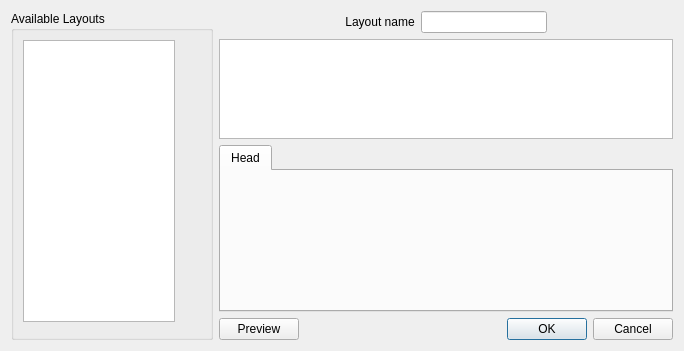
Qt form src/dialogs/PlaylistLayoutEditDialog.ui (KDE/amarok) before a commit.
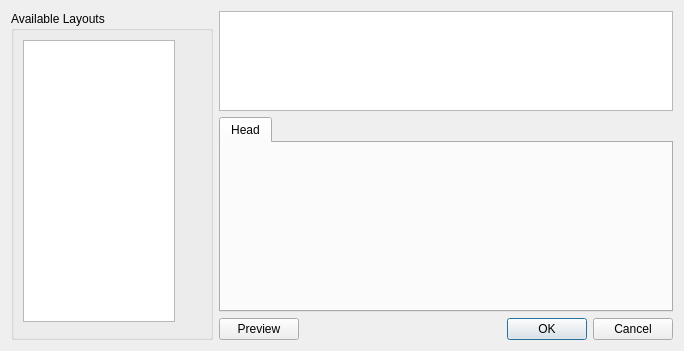
The same form after that commit. Custom widgets are drawn as their Qt base class.

```diff
--- a/src/dialogs/PlaylistLayoutEditDialog.ui
+++ b/src/dialogs/PlaylistLayoutEditDialog.ui
@@ -94,55 +94,9 @@
    <item>
     <layout class="QVBoxLayout" name="verticalLayout" >
      <item>
-      <layout class="QHBoxLayout" name="horizontalLayout" >
-       <item>
-        <spacer name="horizontalSpacer_2" >
-         <property name="orientation" >
-          <enum>Qt::Horizontal</enum>
-         </property>
-         <property name="sizeHint" stdset="0" >
-          <size>
-           <width>98</width>
-           <height>20</height>
-          </size>
-         </property>
-        </spacer>
-       </item>
-       <item>
-        <widget class="QLabel" name="label" >
-         <property name="layoutDirection" >
-          <enum>Qt::RightToLeft</enum>
-         </property>
-         <property name="text" >
-          <string>Layout name</string>
-         </property>
-         <property name="alignment" >
-          <set>Qt::AlignCenter</set>
-         </property>
-        </widget>
-       </item>
-       <item>
-        <widget class="QLineEdit" name="nameEdit" />
-       </item>
-       <item>
-        <spacer name="horizontalSpacer_3" >
-         <property name="orientation" >
-          <enum>Qt::Horizontal</enum>
-         </property>
-         <property name="sizeHint" stdset="0" >
-          <size>
-           <width>122</width>
-           <height>20</height>
-          </size>
-         </property>
-        </spacer>
-       </item>
-      </layout>
-     </item>
-     <item>
-      <widget class="TokenPool" name="tokenPool" >
-       <property name="sizePolicy" >
-        <sizepolicy vsizetype="Preferred" hsizetype="MinimumExpanding" >
+      <widget class="TokenPool" name="tokenPool">
+       <property name="sizePolicy">
+        <sizepolicy hsizetype="MinimumExpanding" vsizetype="Preferred">
          <horstretch>0</horstretch>
          <verstretch>0</verstretch>
         </sizepolicy>
```
Left out of the diff: 123 changed lines with no effect on the pictures.
